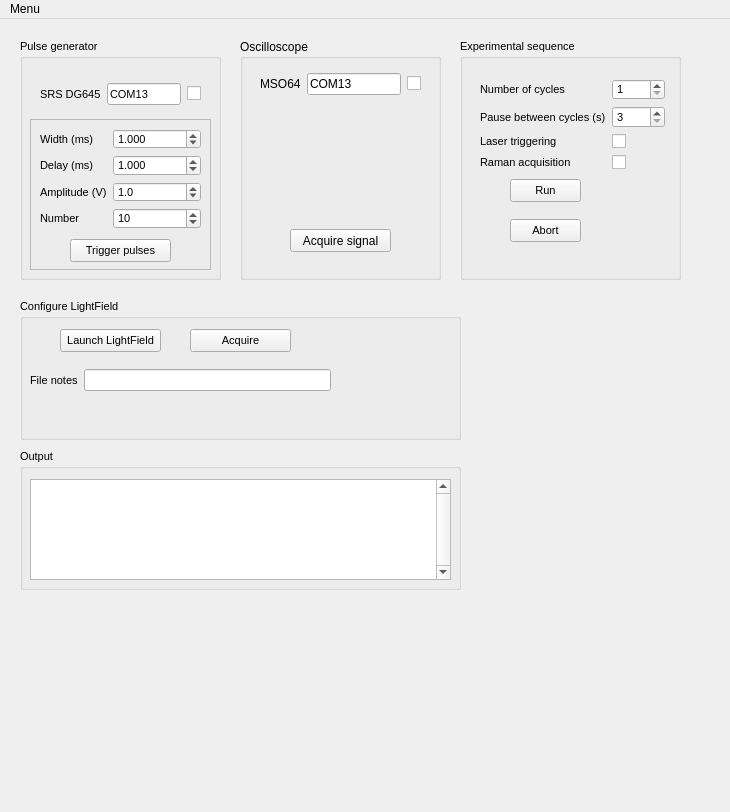
First picture: the form in UI.ui, repository ericmuckley/laser_triggering, before the edit.
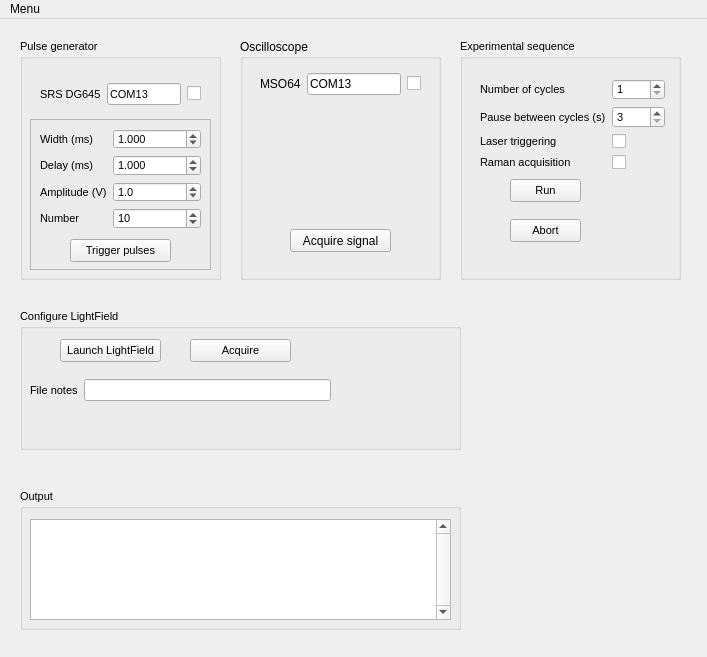
Second picture: the form after the edit.

The edit to the form file:
```diff
--- a/UI.ui
+++ b/UI.ui
@@ -6,8 +6,8 @@
    <rect>
     <x>0</x>
     <y>0</y>
-    <width>730</width>
-    <height>812</height>
+    <width>707</width>
+    <height>657</height>
    </rect>
   </property>
   <property name="windowTitle">
@@ -500,7 +500,7 @@
     <property name="geometry">
      <rect>
       <x>20</x>
-      <y>430</y>
+      <y>470</y>
       <width>441</width>
       <height>141</height>
      </rect>
@@ -547,7 +547,7 @@
     <property name="geometry">
      <rect>
       <x>20</x>
-      <y>280</y>
+      <y>290</y>
       <width>441</width>
       <height>141</height>
      </rect>
@@ -841,7 +841,7 @@
     <rect>
      <x>0</x>
      <y>0</y>
-     <width>730</width>
+     <width>707</width>
      <height>21</height>
     </rect>
    </property>
```
